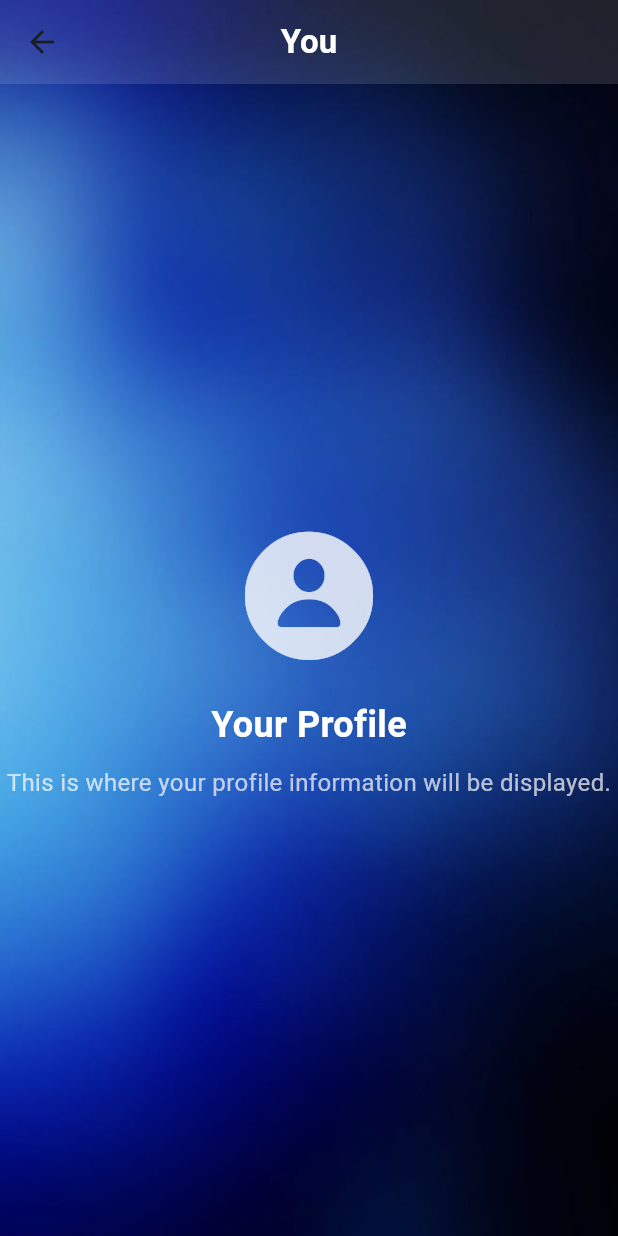
After one commit to kwezeee/freetime-flutter, a Flutter app: the ProfileScreen screen opened directly, on a phone screen of 412 x 824 dp. The commit adds this screen. Run offline on Flutter 3.47's test engine with Material 3 defaults, Android fonts, the phone set to English and light mode, and no system bars; our stand-ins replace dio, figma_squircle, flutter_secure_storage, google_sign_in, sign_in_button; missing offline and left inert: soft_edge_blur; accounts and stored records are empty; network calls fail.

Commit message:
Add profile screen and update navigation UI
Introduces a new ProfileScreen and updates the homepage navigation to include it, replacing the previous Explore tab with a floating Explore button. Enhances the bottom navigation bar with a pill-style design, water refraction animation, and a blurred scrim effect. Updates dependencies in pubspec.yaml and pubspec.lock to support new UI features.

```diff
--- a/lib/main.dart
+++ b/lib/main.dart
@@ -1,6 +1,7 @@
 import 'package:flutter/material.dart';
 import 'package:provider/provider.dart';
 import 'package:tempo_libero/provider/auth_provider.dart';
+import 'package:tempo_libero/widgets/homepage.dart';
 
 import 'repositories/auth_repository.dart';
 import 'screens/login_screen.dart';
@@ -39,7 +40,8 @@ class MyApp extends StatelessWidget {
           child: child,
         );
       },
-      home: const LoginScreen(),
+      home: const HomePage(),
+      //home: const LoginScreen(),
     );
   }
 }
--- /dev/null
+++ b/lib/screens/profile_screen.dart
@@ -0,0 +1,53 @@
+import 'package:flutter/cupertino.dart';
+import 'package:flutter/material.dart';
+
+class ProfileScreen extends StatelessWidget {
+  const ProfileScreen({super.key});
+
+  @override
+  Widget build(BuildContext context) {
+    return Scaffold(
+      backgroundColor: Colors.transparent, // Mantiene lo sfondo trasparente come le altre schermate
+      appBar: AppBar(
+        title: const Text(
+          'You',
+          style: TextStyle(color: Colors.white, fontWeight: FontWeight.bold),
+        ),
+        backgroundColor: Colors.white.withAlpha(31), // Sfondo semi-trasparente per l'app bar
+        elevation: 0, // Nessuna ombra per l'app bar
+        centerTitle: true,
+      ),
+      body: Center(
+        child: Column(
+          mainAxisAlignment: MainAxisAlignment.center,
+          children: <Widget>[
+            Icon(
+              CupertinoIcons.person_circle_fill,
+              size: 100,
+              color: Colors.white.withOpacity(0.8),
+            ),
+            const SizedBox(height: 20),
+            Text(
+              'Your Profile',
+              style: TextStyle(
+                fontSize: 24,
+                fontWeight: FontWeight.bold,
+                color: Colors.white,
+              ),
+            ),
+            const SizedBox(height: 10),
+            Text(
+              'This is where your profile information will be displayed.',
+              textAlign: TextAlign.center,
+              style: TextStyle(
+                fontSize: 16,
+                color: Colors.white.withOpacity(0.7),
+              ),
+            ),
+            // Aggiungi qui altri widget per visualizzare/modificare le informazioni del profilo
+          ],
+        ),
+      ),
+    );
+  }
+}
```
Also changed, not shown: lib/widgets/homepage.dart (+188 -53 lines), pubspec.yaml (+10 -9 lines), pubspec.lock.
